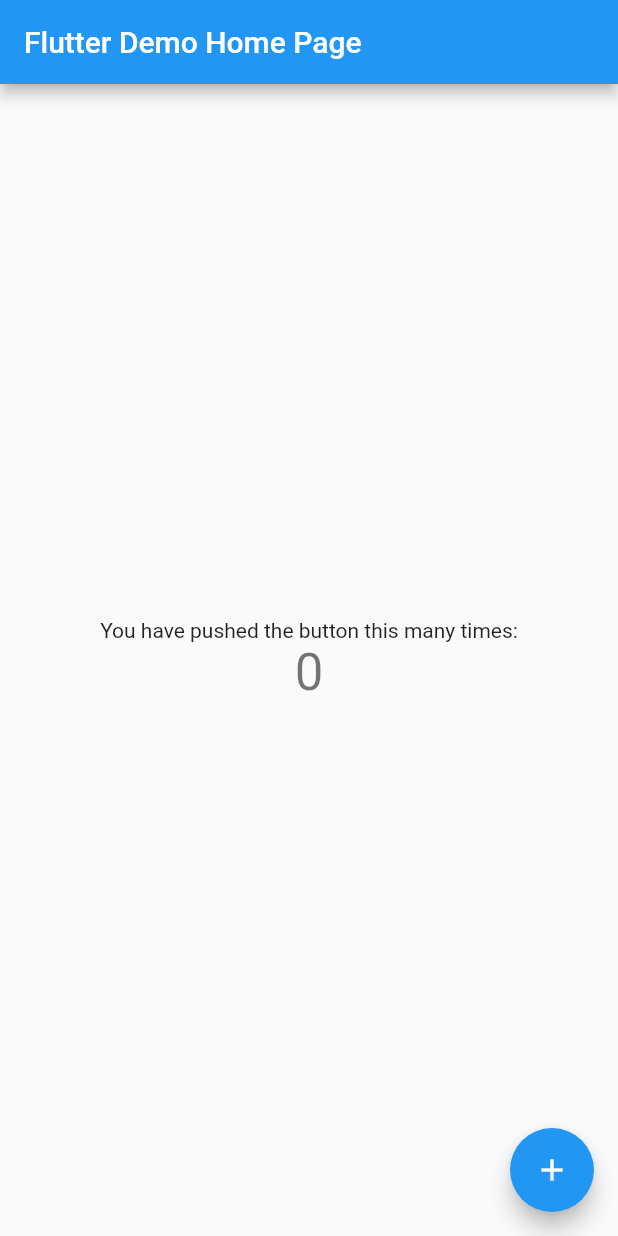
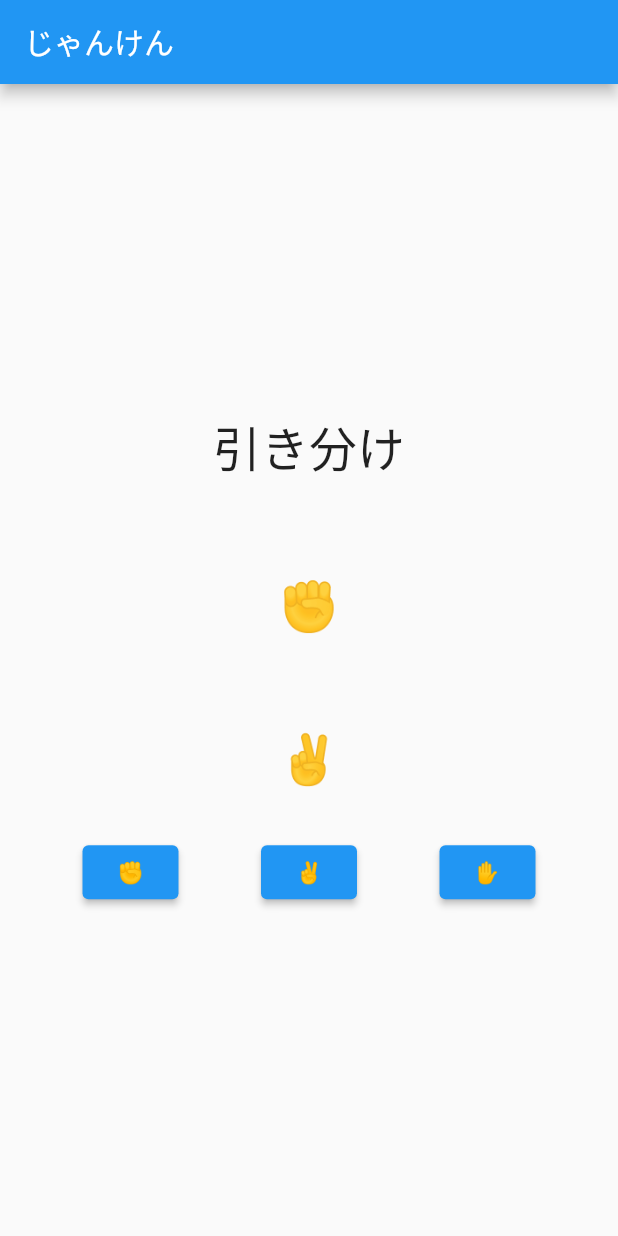
Before and after one commit to myzw1030/janken, a Flutter app: the screen it shows after launch, on a phone screen of 412 x 824 dp. Run offline on Flutter 3.47's test engine with Material 2 defaults, Android fonts, the phone set to English and light mode, and no system bars.

Commit message:
じゃんけん

```diff
--- a/lib/main.dart
+++ b/lib/main.dart
@@ -1,3 +1,5 @@
+import 'dart:math';
+
 import 'package:flutter/material.dart';
 
 void main() {
@@ -7,100 +9,127 @@ void main() {
 class MyApp extends StatelessWidget {
   const MyApp({super.key});
 
-  // This widget is the root of your application.
   @override
   Widget build(BuildContext context) {
-    return MaterialApp(
-      title: 'Flutter Demo',
-      theme: ThemeData(
-        primarySwatch: Colors.blue,
-      ),
-      home: const MyHomePage(title: 'Flutter Demo Home Page'),
+    return const MaterialApp(
+      home: JankenPage(),
     );
   }
 }
 
-class MyHomePage extends StatefulWidget {
-  const MyHomePage({super.key, required this.title});
-
-  // This widget is the home page of your application. It is stateful, meaning
-  // that it has a State object (defined below) that contains fields that affect
-  // how it looks.
-
-  // This class is the configuration for the state. It holds the values (in this
-  // case the title) provided by the parent (in this case the App widget) and
-  // used by the build method of the State. Fields in a Widget subclass are
-  // always marked "final".
-
-  final String title;
+class JankenPage extends StatefulWidget {
+  const JankenPage({super.key});
 
   @override
-  State<MyHomePage> createState() => _MyHomePageState();
+  State<JankenPage> createState() => _JankenPageState();
 }
 
-class _MyHomePageState extends State<MyHomePage> {
-  int _counter = 0;
+class _JankenPageState extends State<JankenPage> {
+  String kMyHand = '✌️';
+  String kComputerHand = '✊';
+  String kResult = '引き分け';
 
-  void _incrementCounter() {
+  void selectHand(String selectedHand) {
     setState(() {
-      // This call to setState tells the Flutter framework that something has
-      // changed in this State, which causes it to rerun the build method below
-      // so that the display can reflect the updated values. If we changed
-      // _counter without calling setState(), then the build method would not be
-      // called again, and so nothing would appear to happen.
-      _counter++;
+      kMyHand = selectedHand;
     });
+    generateComputerHand();
+    judge();
+  }
+
+  void generateComputerHand() {
+    final randomNumber = Random().nextInt(3);
+    kComputerHand = randomNumberToHand(randomNumber);
+  }
+
+  String randomNumberToHand(int randomNumber) {
+    switch (randomNumber) {
+      case 0:
+        return '✊';
+      case 1:
+        return '✌️';
+      case 2:
+        return '✋';
+      default:
+        return '✊';
+    }
+  }
+
+  void judge() {
+    if (kComputerHand == kMyHand) {
+      kResult = '引き分け';
+    } else if (kMyHand == '✊' && kComputerHand == '✌️' ||
+        kMyHand == '✌️' && kComputerHand == '✋' ||
+        kMyHand == '✋' && kComputerHand == '✊') {
+      kResult = '勝ち';
+    } else {
+      kResult = '負け';
+    }
   }
 
   @override
   Widget build(BuildContext context) {
-    // This method is rerun every time setState is called, for instance as done
-    // by the _incrementCounter method above.
-    //
-    // The Flutter framework has been optimized to make rerunning build methods
-    // fast, so that you can just rebuild anything that needs updating rather
-    // than having to individually change instances of widgets.
     return Scaffold(
       appBar: AppBar(
-        // Here we take the value from the MyHomePage object that was created by
-        // the App.build method, and use it to set our appbar title.
-        title: Text(widget.title),
+        title: const Text('じゃんけん'),
       ),
       body: Center(
-        // Center is a layout widget. It takes a single child and positions it
-        // in the middle of the parent.
         child: Column(
-          // Column is also a layout widget. It takes a list of children and
-          // arranges them vertically. By default, it sizes itself to fit its
-          // children horizontally, and tries to be as tall as its parent.
-          //
-          // Invoke "debug painting" (press "p" in the console, choose the
-          // "Toggle Debug Paint" action from the Flutter Inspector in Android
-          // Studio, or the "Toggle Debug Paint" command in Visual Studio Code)
-          // to see the wireframe for each widget.
-          //
-          // Column has various properties to control how it sizes itself and
-          // how it positions its children. Here we use mainAxisAlignment to
-          // center the children vertically; the main axis here is the vertical
-          // axis because Columns are vertical (the cross axis would be
-          // horizontal).
           mainAxisAlignment: MainAxisAlignment.center,
-          children: <Widget>[
-            const Text(
-              'You have pushed the button this many times:',
+          children: [
+            Text(
+              kResult,
+              style: const TextStyle(
+                fontSize: 32.0,
+              ),
+            ),
+            const SizedBox(
+              height: 64.0,
             ),
             Text(
-              '$_counter',
-              style: Theme.of(context).textTheme.headline4,
+              kComputerHand,
+              style: const TextStyle(
+                fontSize: 32.0,
+              ),
+            ),
+            const SizedBox(
+              height: 64.0,
+            ),
+            Text(
+              kMyHand,
+              style: const TextStyle(
+                fontSize: 32.0,
+              ),
+            ),
+            const SizedBox(
+              height: 32.0,
+            ),
+            Row(
+              mainAxisAlignment: MainAxisAlignment.spaceEvenly,
+              children: [
+                ElevatedButton(
+                  onPressed: () {
+                    selectHand('✊');
+                  },
+                  child: const Text('✊'),
+                ),
+                ElevatedButton(
+                  onPressed: () {
+                    selectHand('✌️');
+                  },
+                  child: const Text('✌️'),
+                ),
+                ElevatedButton(
+                  onPressed: () {
+                    selectHand('✋');
+                  },
+                  child: const Text('✋'),
+                ),
+              ],
             ),
           ],
         ),
       ),
-      floatingActionButton: FloatingActionButton(
-        onPressed: _incrementCounter,
-        tooltip: 'Increment',
-        child: const Icon(Icons.add),
-      ), // This trailing comma makes auto-formatting nicer for build methods.
     );
   }
 }
```
